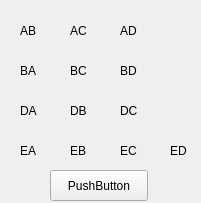
First picture: the form in Semaphore.ui, repository rNexeR/Estructura-Works-P1-NR, before the edit.
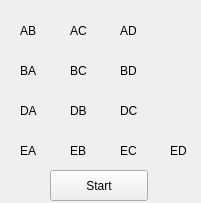
Second picture: the form after the edit.

Patch:
```diff
--- a/Semaphore.ui
+++ b/Semaphore.ui
@@ -207,7 +207,7 @@
     </rect>
    </property>
    <property name="text">
-    <string>PushButton</string>
+    <string>Start</string>
    </property>
   </widget>
  </widget>
```
